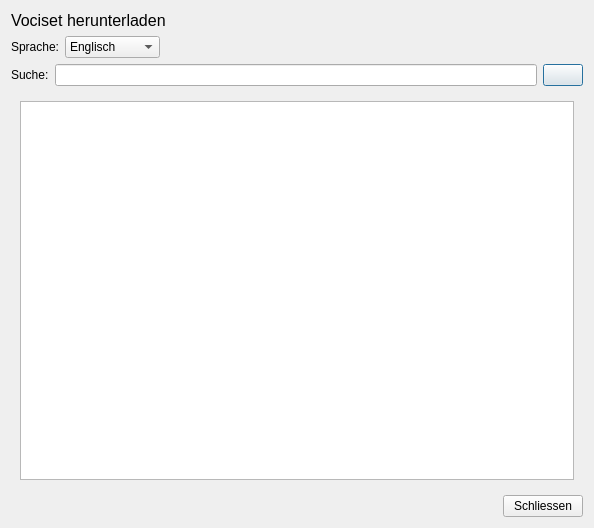
Above: Client/res/mp_herunterladen.ui from samuelx12/Vocitrainer before the change. Below: the same form after it.
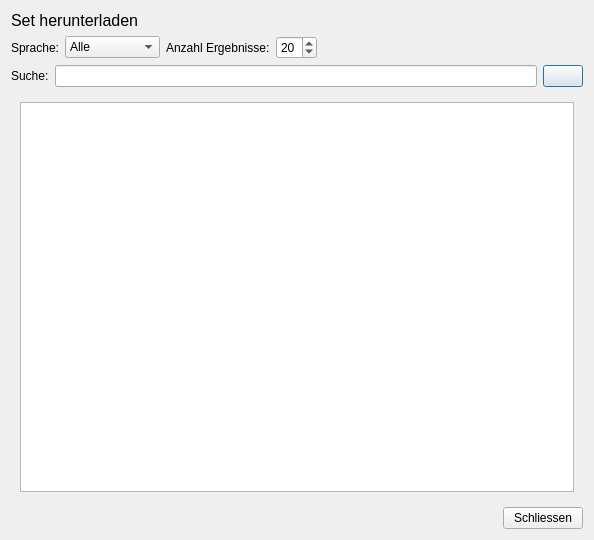
That is the form after the change. Icons and pictures are not drawn.

Commit message: Herunterladen überarbeitet: - Anzahl Ergebnisse kann angezeigt werden - Es kann nach Sprache gefiltert werden - Es gibt ein Result Ranking in der Suche

```diff
--- a/Client/res/mp_herunterladen.ui
+++ b/Client/res/mp_herunterladen.ui
@@ -7,7 +7,7 @@
     <x>0</x>
     <y>0</y>
     <width>594</width>
-    <height>528</height>
+    <height>540</height>
    </rect>
   </property>
   <property name="windowTitle">
@@ -28,7 +28,7 @@
         </font>
        </property>
        <property name="text">
-        <string>Vociset herunterladen</string>
+        <string>Set herunterladen</string>
        </property>
       </widget>
      </item>
@@ -42,7 +42,12 @@
         </widget>
        </item>
        <item>
-        <widget class="QComboBox" name="cbox_sprache">
+        <widget class="QComboBox" name="cmb_sprache">
+         <item>
+          <property name="text">
+           <string>Alle</string>
+          </property>
+         </item>
          <item>
           <property name="text">
            <string>Englisch</string>
@@ -65,6 +70,26 @@
          </item>
         </widget>
        </item>
+       <item>
+        <widget class="QLabel" name="lbl_anzahlErgebnisse">
+         <property name="text">
+          <string>Anzahl Ergebnisse:</string>
+         </property>
+        </widget>
+       </item>
+       <item>
+        <widget class="QSpinBox" name="intb_anzahlErgebnisse">
+         <property name="minimum">
+          <number>1</number>
+         </property>
+         <property name="singleStep">
+          <number>5</number>
+         </property>
+         <property name="value">
+          <number>20</number>
+         </property>
+        </widget>
+       </item>
        <item>
         <spacer name="spacer_sprache">
          <property name="orientation">
```
Left out of the diff: 5 changed lines with no effect on the pictures. The commit also changes 9 other files.
